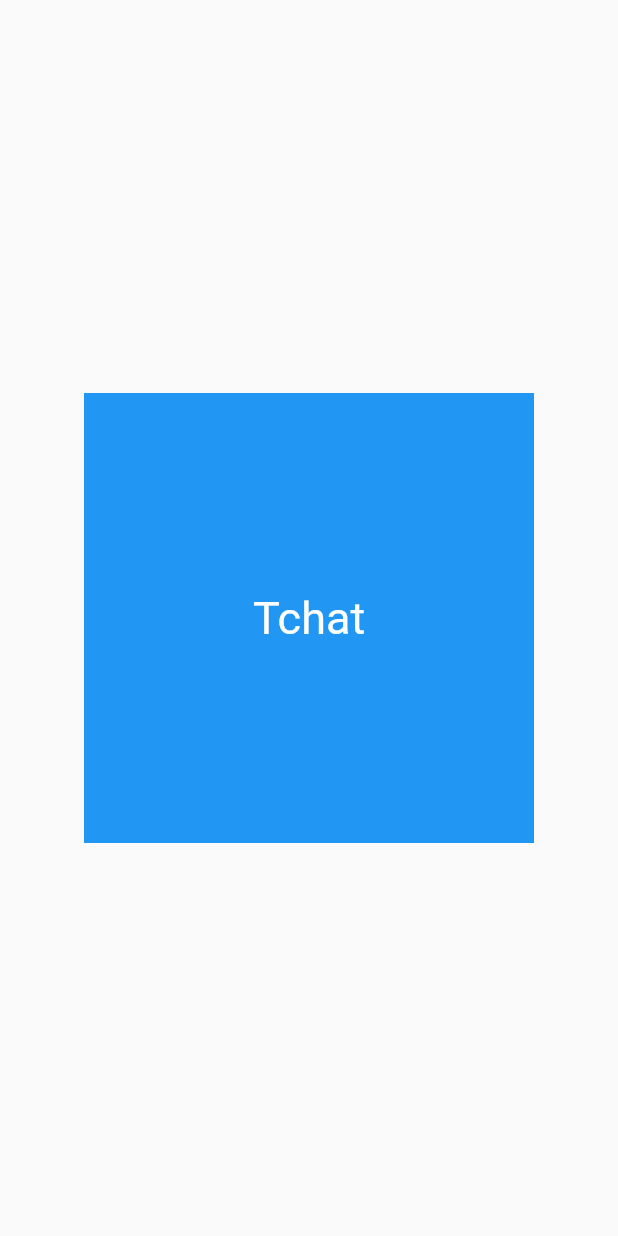
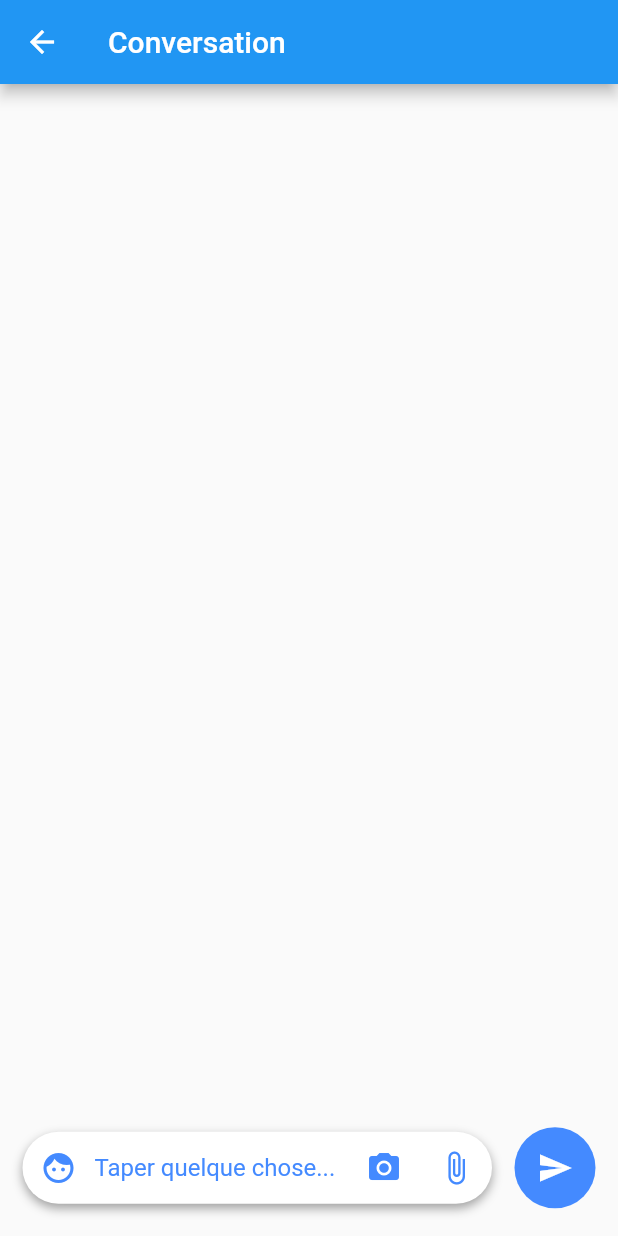
Before and after one commit to ynov-lyon-mobilite-20-21/MatchWork, a Flutter app: the Tchat screen opened directly, on a phone screen of 412 x 824 dp. Run offline on Flutter 3.47's test engine with Material 2 defaults, Android fonts, the phone set to English and light mode, and no system bars; our stand-ins replace cloud_firestore, email_validator, firebase_auth, firebase_core, google_sign_in, package_info and 1 more; accounts and stored records are empty.

Commit message:
debut UI

```diff
--- /dev/null
+++ b/lib/core/models/chat_message.dart
@@ -0,0 +1,13 @@
+import 'package:cloud_firestore/cloud_firestore.dart';
+import 'package:flutter/material.dart';
+
+class ChatMessage {
+  String content;
+  Timestamp createdAt;
+  String ownerId;
+
+  ChatMessage(
+      {@required this.content,
+      @required this.createdAt,
+      @required this.ownerId});
+}
--- /dev/null
+++ b/lib/core/utils/keyboard_utils.dart
@@ -0,0 +1,7 @@
+import 'package:flutter/material.dart';
+
+class KeyboardUtils {
+  /// Close keyboard
+  static void closeKeyboard({@required BuildContext context}) =>
+      FocusScope.of(context).requestFocus(FocusNode());
+}
--- a/lib/ui/widgets/tchat.dart
+++ b/lib/ui/widgets/tchat.dart
@@ -1,24 +1,143 @@
+import 'package:cloud_firestore/cloud_firestore.dart';
+import 'package:firebase_auth/firebase_auth.dart';
 import 'package:flutter/cupertino.dart';
 import 'package:flutter/material.dart';
+import 'package:match_work/core/models/chat_message.dart';
+import 'package:match_work/core/utils/keyboard_utils.dart';
+import 'package:provider/provider.dart';
 
-class Tchat extends StatelessWidget {
+class Tchat extends StatefulWidget {
   static const route = '/tchat';
 
   @override
+  _TchatState createState() => _TchatState();
+}
+
+class _TchatState extends State<Tchat> {
+  TextEditingController controller = TextEditingController();
+  List<Widget> messagesList = [];
+
+  @override
   Widget build(BuildContext context) {
-    return Scaffold(
-      body: Center(
-        child: Container(
-          alignment: Alignment.center,
-          height: 300,
-          width: 300,
-          child: Text(
-            "Tchat",
-            style: TextStyle(color: Colors.white, fontSize: 30),
-          ),
-          color: Colors.blue,
+    return GestureDetector(
+      onTap: () => KeyboardUtils.closeKeyboard(context: context),
+      child: Scaffold(
+        appBar: AppBar(
+          title: Text("Conversation"),
+        ),
+        body: Column(
+          children: [
+            Expanded(
+                child: SingleChildScrollView(
+              child: Padding(
+                padding: const EdgeInsets.symmetric(horizontal: 10.0),
+                child: Column(
+                  mainAxisAlignment: MainAxisAlignment.end,
+                  children: messagesList,
+                ),
+              ),
+            )),
+            chatBar()
+          ],
         ),
       ),
     );
   }
+
+  Widget chatBar() {
+    return Container(
+      margin: EdgeInsets.all(15.0),
+      height: 61,
+      child: Row(
+        children: [
+          Expanded(
+            child: Container(
+              decoration: BoxDecoration(
+                color: Colors.white,
+                borderRadius: BorderRadius.circular(35.0),
+                boxShadow: [
+                  BoxShadow(
+                      offset: Offset(0, 3), blurRadius: 5, color: Colors.grey)
+                ],
+              ),
+              child: Row(
+                children: [
+                  IconButton(
+                      icon: Icon(
+                        Icons.face,
+                        color: Colors.blueAccent,
+                      ),
+                      onPressed: () {}),
+                  Expanded(
+                    child: TextField(
+                      decoration: InputDecoration(
+                          hintText: "Taper quelque chose...",
+                          hintStyle: TextStyle(color: Colors.blueAccent),
+                          border: InputBorder.none),
+                      controller: controller,
+                    ),
+                  ),
+                  IconButton(
+                    icon: Icon(Icons.photo_camera, color: Colors.blueAccent),
+                    onPressed: () {},
+                  ),
+                  IconButton(
+                    icon: Icon(Icons.attach_file, color: Colors.blueAccent),
+                    onPressed: () {},
+                  )
+                ],
+              ),
+            ),
+          ),
+          SizedBox(width: 15),
+          Container(
+            padding: const EdgeInsets.all(15.0),
+            decoration:
+                BoxDecoration(color: Colors.blueAccent, shape: BoxShape.circle),
+            child: InkWell(
+              child: Icon(
+                Icons.send,
+                color: Colors.white,
+              ),
+              onTap: () {
+                ChatMessage message = ChatMessage(
+                    content: controller.text,
+                    createdAt: Timestamp.now(),
+                    ownerId: Provider.of<User>(context).uid);
+                setState(() {
+                  messagesList.add(chatMessage(message));
+                });
+              },
+            ),
+          )
+        ],
+      ),
+    );
+  }
+
+  Widget chatMessage(ChatMessage message) {
+    bool isMe = Provider.of<User>(context).uid == message.ownerId;
+    return Padding(
+      padding: const EdgeInsets.only(top: 8.0),
+      child: Row(
+        mainAxisAlignment:
+            isMe ? MainAxisAlignment.end : MainAxisAlignment.start,
+        children: [
+          Container(
+            constraints: BoxConstraints(
+                minWidth: 20.0,
+                maxWidth: MediaQuery.of(context).size.width * 0.7),
+            padding: const EdgeInsets.all(5.0),
+            decoration: BoxDecoration(
+                color: isMe ? Colors.blueGrey : Colors.blue,
+                borderRadius: BorderRadius.circular(5.0)),
+            child: Text(
+              message.content,
+              style: TextStyle(color: Colors.white),
+            ),
+          ),
+        ],
+      ),
+    );
+  }
 }
--- a/pubspec.yaml
+++ b/pubspec.yaml
@@ -36,6 +36,7 @@ dependencies:
   firebase_auth: ^0.18.3
   email_validator: ^1.0.6
   google_sign_in: ^4.5.6
+  cloud_firestore: ^0.14.3+1
 
 dev_dependencies:
   flutter_test:
```
Also changed, not shown: pubspec.lock, 1 other file.
